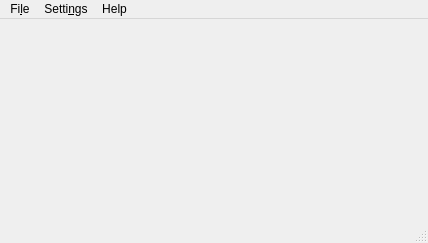
Qt form ui/mainwindow.ui (tdauth/gustavsfairyland) before a commit.
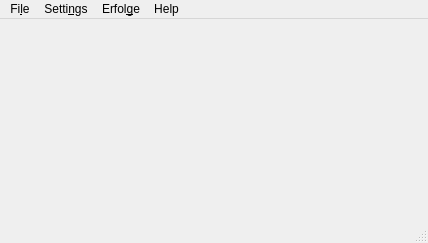
The same form after that commit.

What changed in the file:
```diff
--- a/ui/mainwindow.ui
+++ b/ui/mainwindow.ui
@@ -81,7 +81,7 @@
      <x>0</x>
      <y>0</y>
      <width>428</width>
-     <height>21</height>
+     <height>27</height>
     </rect>
    </property>
    <widget class="QMenu" name="menuDatei">
@@ -108,8 +108,14 @@
     <addaction name="actionClips"/>
     <addaction name="actionEditor"/>
    </widget>
+   <widget class="QMenu" name="menuErfolge">
+    <property name="title">
+     <string>Erfol&amp;ge</string>
+    </property>
+   </widget>
    <addaction name="menuDatei"/>
    <addaction name="menuSettings"/>
+   <addaction name="menuErfolge"/>
    <addaction name="menuHelp"/>
   </widget>
   <widget class="QStatusBar" name="statusbar"/>
```
Left out of the diff: 4 changed lines with no effect on the pictures.
